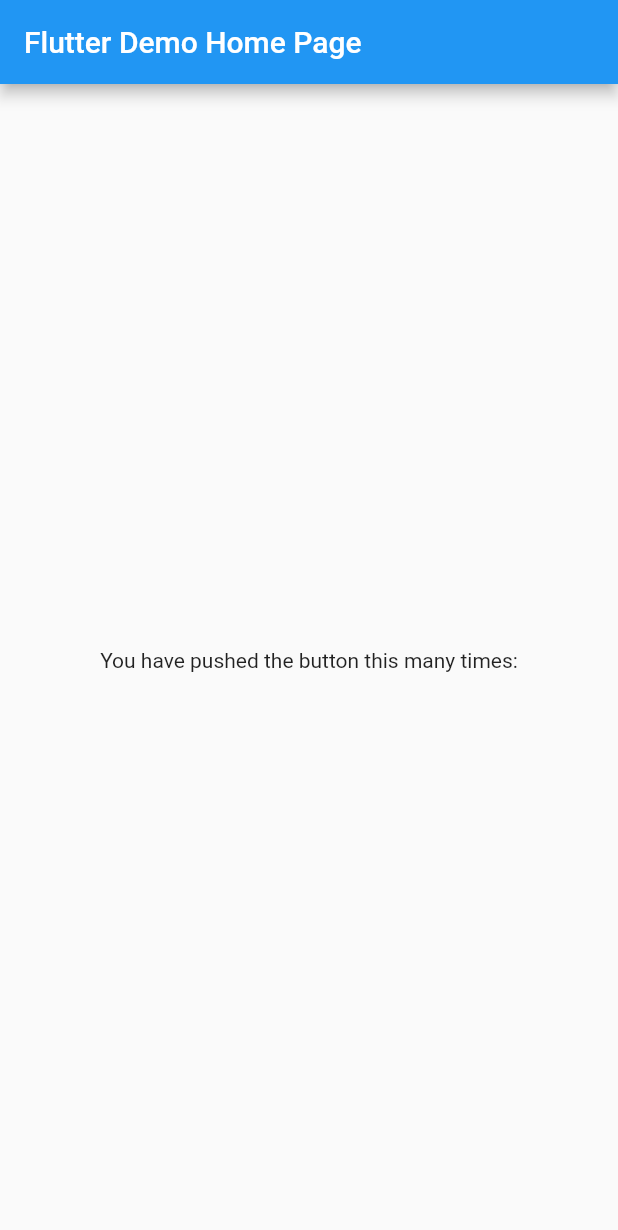
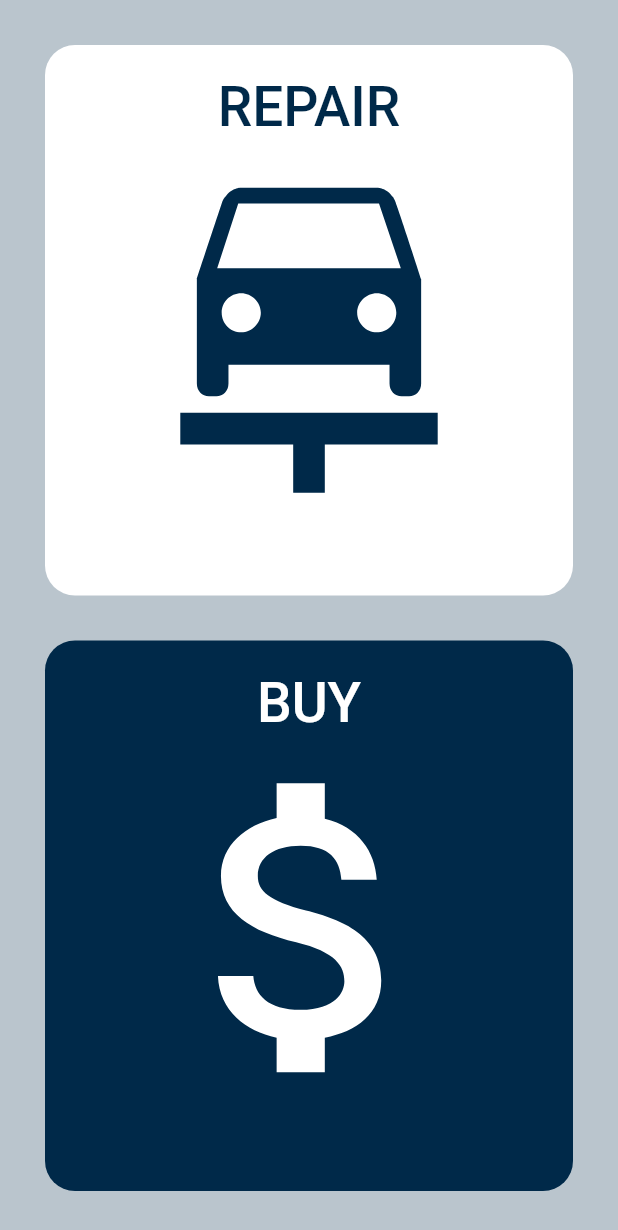
Before and after one commit to MatthieuSchmit/flutter-s-garage, a Flutter app: the screen it shows after launch, on a phone screen of 412 x 824 dp. Shown: the top 1230 px of the screen. Run offline on Flutter 3.47's test engine with Material 2 defaults, Android fonts, the phone set to English and light mode, and no system bars.

Commit message:
set json data

```diff
--- /dev/null
+++ b/lib/constants.dart
@@ -0,0 +1,16 @@
+/*
+ * s_garage - /constants
+ *
+ * by Matthieu S. at 10-01-21 15:16
+ *
+ */
+
+import 'package:flutter/material.dart';
+
+const Color kMainColor = Color(0xFF002949);
+const Color kDarkColor = Color(0xFF00101d);
+const Color kLightColor = Color(0xFF193e5b);
+
+const Color kBgColor = Color(0xFFbac5cd);
+
+const Color kWhite = Color(0xFFFFFFFF);
--- a/lib/main.dart
+++ b/lib/main.dart
@@ -1,4 +1,7 @@
 import 'package:flutter/material.dart';
+import 'package:s_garage/constants.dart';
+import 'package:s_garage/screens/cars/list/cars_list.dart';
+import 'package:s_garage/widgets/menu_card.dart';
 
 void main() {
   runApp(MyApp());
@@ -32,15 +35,34 @@
   @override
   Widget build(BuildContext context) {
     return Scaffold(
-      appBar: AppBar(
-        title: Text(widget.title),
-      ),
-      body: Center(
+      backgroundColor: kBgColor,
+      body: Container(
+        padding: EdgeInsets.all(30),
+        height: MediaQuery.of(context).size.height,
+        width: MediaQuery.of(context).size.width,
+        alignment: Alignment.center,
         child: Column(
-          mainAxisAlignment: MainAxisAlignment.center,
           children: <Widget>[
-            Text(
-              'You have pushed the button this many times:',
+            MenuCard(
+              onClick: () {},
+              backgroundColor: kWhite,
+              iconColor: kMainColor,
+              icon: Icons.car_repair,
+              text: "REPAIR",
+              size: (MediaQuery.of(context).size.height - 90) / 2
+            ),
+            SizedBox(height: 30),
+            MenuCard(
+              onClick: () {
+                Navigator.of(context).push(
+                    MaterialPageRoute(builder: (_) => CarList())
+                );
+              },
+              backgroundColor: kMainColor,
+              iconColor: kWhite,
+              icon: Icons.attach_money,
+              text: "BUY",
+              size: (MediaQuery.of(context).size.height -90) / 2
             ),
           ],
         ),
--- /dev/null
+++ b/lib/widgets/menu_card.dart
@@ -0,0 +1,62 @@
+/*
+ * s_garage - widgets/menu_card
+ *
+ * by Matthieu S. at 10-01-21 15:20
+ *
+ */
+
+import 'package:flutter/material.dart';
+
+class MenuCard extends StatelessWidget {
+
+  final IconData icon;
+  final Function onClick;
+  final Color backgroundColor;
+  final Color iconColor;
+  final double size;
+  final String text;
+
+  MenuCard({
+    @required this.icon,
+    @required this.onClick,
+    @required this.backgroundColor,
+    @required this.iconColor,
+    @required this.size,
+    @required this.text
+  });
+
+  @override
+  Widget build(BuildContext context) {
+    return InkWell(
+      onTap: this.onClick,
+      child: Container(
+        padding: EdgeInsets.all(20),
+        width: this.size,
+        height: this.size,
+        decoration: BoxDecoration(
+          color: this.backgroundColor,
+          borderRadius: BorderRadius.circular(20)
+        ),
+        alignment: Alignment.center,
+        child: Column(
+          children: [
+            Text(
+              this.text,
+              style: TextStyle(
+                color: this.iconColor,
+                fontSize: this.size * 0.1,
+                fontWeight: FontWeight.w500,
+              ),
+            ),
+            Icon(
+              this.icon,
+              color: this.iconColor,
+              size: this.size * 0.7,
+            ),
+          ],
+        )
+      ),
+    );
+  }
+
+}
--- a/pubspec.yaml
+++ b/pubspec.yaml
@@ -47,7 +47,8 @@
   uses-material-design: true
 
   # To add assets to your application, add an assets section, like this:
-  # assets:
+  assets:
+    - assets/cars.json
   #   - images/a_dot_burr.jpeg
   #   - images/a_dot_ham.jpeg
 
```
Also changed, not shown: assets/cars.json (added, +87 -0 lines), lib/data/json_ds.dart (added, +26 -0 lines), lib/models/Car.dart (added, +40 -0 lines), lib/screens/cars/list/cars_list.dart (added, +74 -0 lines), lib/screens/cars/list/cars_list_presenter.dart (added, +26 -0 lines).
